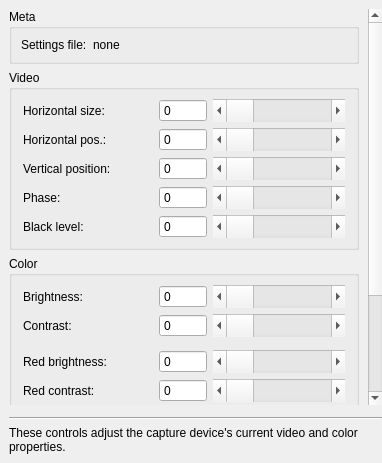
Before: the Qt Designer form src/display/qt/dialogs/ui/video_and_color_dialog.ui in mrehkopf/vcs, drawn with Qt 5.
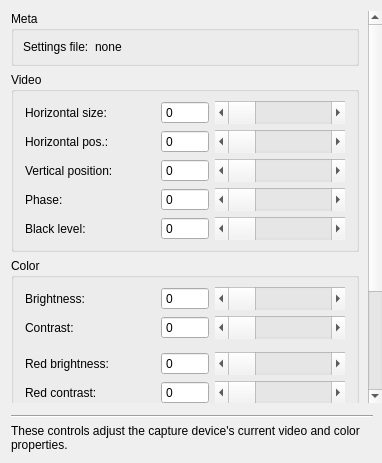
After: the same form once the commit is applied.

Commit message: GUI/video dialog: Add right-hand separation to footer

What changed in the file:
```diff
--- a/src/display/qt/dialogs/ui/video_and_color_dialog.ui
+++ b/src/display/qt/dialogs/ui/video_and_color_dialog.ui
@@ -13,22 +13,10 @@
   <property name="windowTitle">
    <string>Dialog</string>
   </property>
-  <layout class="QVBoxLayout" name="verticalLayout_2">
-   <property name="spacing">
-    <number>6</number>
-   </property>
-   <property name="leftMargin">
-    <number>9</number>
-   </property>
-   <property name="topMargin">
-    <number>9</number>
-   </property>
+  <layout class="QVBoxLayout" name="verticalLayout_4">
    <property name="rightMargin">
     <number>0</number>
    </property>
-   <property name="bottomMargin">
-    <number>9</number>
-   </property>
    <item>
     <widget class="QScrollArea" name="scrollArea">
      <property name="frameShape">
@@ -41,7 +29,7 @@
       <property name="geometry">
        <rect>
         <x>0</x>
-        <y>0</y>
+        <y>-191</y>
         <width>357</width>
         <height>575</height>
        </rect>
@@ -906,6 +894,30 @@
     </spacer>
    </item>
    <item>
+    <widget class="QFrame" name="frame">
+     <property name="frameShape">
+      <enum>QFrame::NoFrame</enum>
+     </property>
+     <property name="frameShadow">
+      <enum>QFrame::Plain</enum>
+     </property>
+     <layout class="QVBoxLayout" name="verticalLayout_2">
+      <property name="spacing">
+       <number>6</number>
+      </property>
+      <property name="leftMargin">
+       <number>0</number>
+      </property>
+      <property name="topMargin">
+       <number>0</number>
+      </property>
+      <property name="rightMargin">
+       <number>9</number>
+      </property>
+      <property name="bottomMargin">
+       <number>0</number>
+      </property>
+      <item>
     <widget class="Line" name="line">
      <property name="orientation">
       <enum>Qt::Horizontal</enum>
@@ -920,6 +932,9 @@
      <property name="wordWrap">
       <bool>true</bool>
      </property>
+       </widget>
+      </item>
+     </layout>
     </widget>
    </item>
   </layout>
```
Lines whose indentation alone changed are shown as unchanged.
